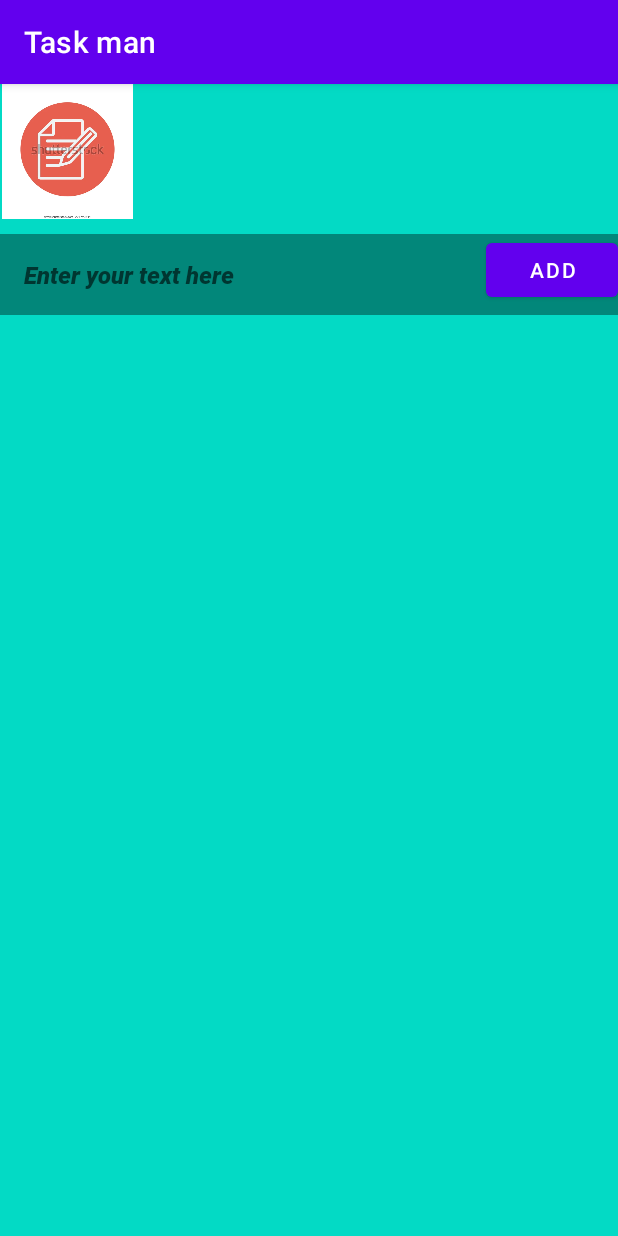
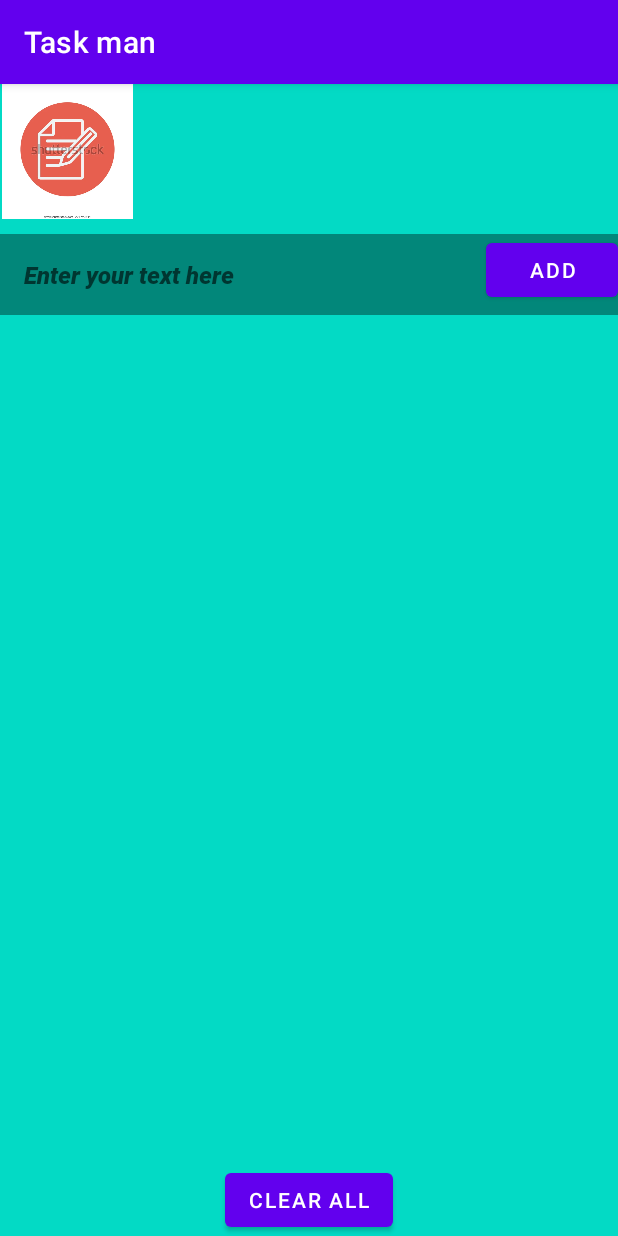
Before and after one commit to lakhychahal/Test-Repo, an Android app: the screen it shows after launch (MainActivity), on a phone screen of 412 x 824 dp. Run offline under Robolectric (Android 15) with nearby library versions, the phone set to English and light mode, and no system bars.

Commit message:
#5
By pressing the clear all button, user can clear all the added taks

```diff
--- a/TaskMan/app/src/main/res/layout/activity_main.xml
+++ b/TaskMan/app/src/main/res/layout/activity_main.xml
@@ -45,5 +45,30 @@
         android:layout_height="wrap_content"
         android:layout_below="@id/add_task_layout"
         android:orientation="vertical" />
+    <RelativeLayout
+        android:id="@+id/relativeLayout"
+        android:layout_width="match_parent"
+        android:layout_height="match_parent">
+
+        <ScrollView
+            android:id="@+id/scrollView"
+            android:layout_width="match_parent"
+            android:layout_height="match_parent"
+            android:layout_above="@+id/clearAllButton"
+            android:layout_marginBottom="0dp">
+
+            <!-- Your task list layout here -->
+
+        </ScrollView>
+
+        <Button
+            android:id="@+id/clearAllButton"
+            android:layout_width="wrap_content"
+            android:layout_height="wrap_content"
+            android:layout_alignParentBottom="true"
+            android:layout_centerHorizontal="true"
+            android:text="@string/clear_all" />
+
+    </RelativeLayout>
 
 </RelativeLayout>
--- a/TaskMan/app/src/main/res/values/strings.xml
+++ b/TaskMan/app/src/main/res/values/strings.xml
@@ -3,4 +3,5 @@
     <string name="add">Add</string>
     <string name="task_description">Edit the task</string>
     <string name="edit">Edit</string>
+    <string name="clear_all">clear all</string>
 </resources>
```
Also changed, not shown: TaskMan/app/src/main/java/com/example/taskman/MainActivity.java (+35 -0 lines).
